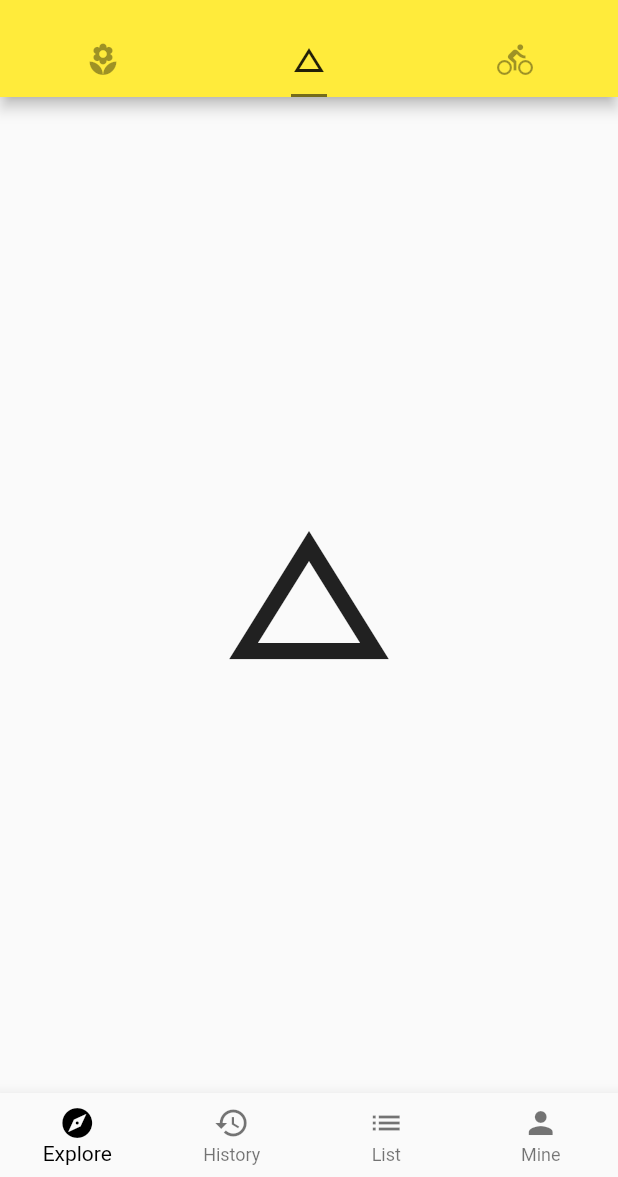
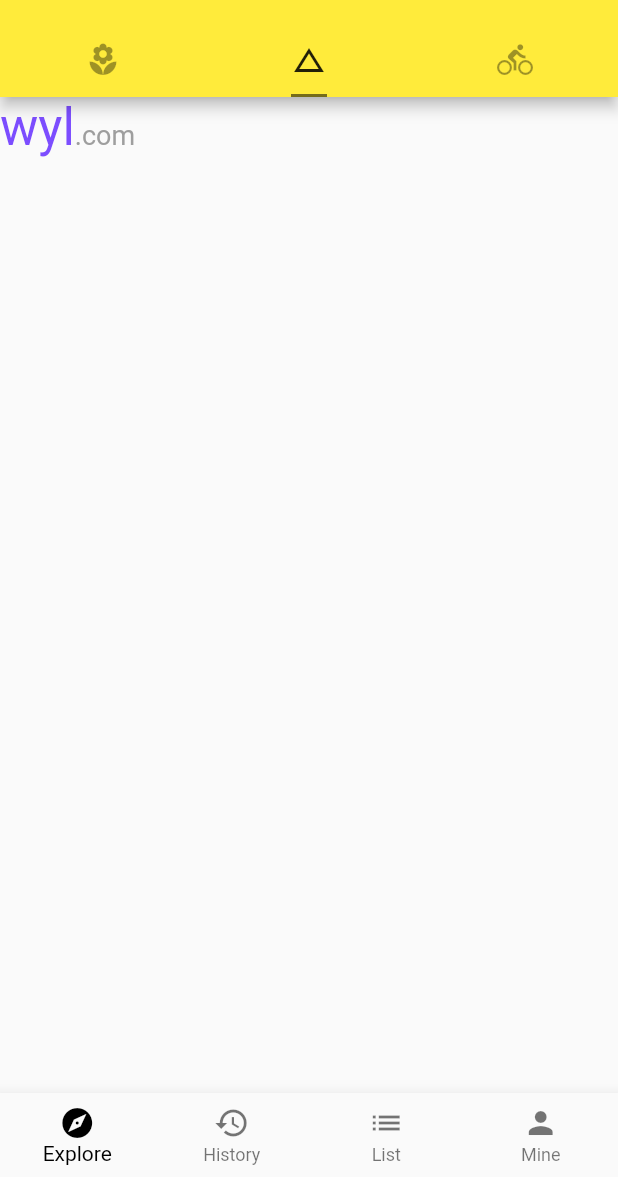
Before and after one commit to YouLe2016/flutter-learn, a Flutter app: the screen it shows after launch, tab 2 chosen, on a phone screen of 412 x 824 dp, the part 59-1236 px from its top. Run offline on Flutter 3.47's test engine with Material 2 defaults, Android fonts, the phone set to English and light mode, and no system bars; network calls fail.

Commit message:
Text RichText

```diff
--- /dev/null
+++ b/lib/demo/basic-demo.dart
@@ -0,0 +1,61 @@
+import 'package:flutter/material.dart';
+
+class BasicDemo extends StatelessWidget {
+  @override
+  Widget build(BuildContext context) {
+    return Container(
+      child: RichTextDemo(),
+    );
+  }
+}
+
+class RichTextDemo extends StatelessWidget {
+  @override
+  Widget build(BuildContext context) {
+    return RichText(
+      text: TextSpan(
+        text: 'wyl',
+        style: TextStyle(
+          color: Colors.deepPurpleAccent,
+          fontSize: 34,
+        ),
+        children: <TextSpan>[
+          TextSpan(
+            text: '.com',
+            style: TextStyle(
+              color: Colors.grey,
+              fontSize: 18,
+            ),
+          ),
+        ],
+      ),
+    );
+  }
+}
+
+class TextDemo extends StatelessWidget {
+  final TextStyle _textStyle = TextStyle(
+    // 字体大小
+    fontSize: 14.0,
+    fontWeight: FontWeight.bold,
+    color: Colors.black87,
+  );
+
+  final String _author = '李白';
+  final String _title = '将进酒';
+
+  @override
+  Widget build(BuildContext context) {
+    return Text(
+      "题目:$_title 作者:$_author \n君不见，黄河之水天上来，奔流到海不复回。君不见，高堂明镜悲白发，朝如青丝暮成雪。人生得意须尽欢，莫使金樽空对月。天生我材必有用，千金散尽还复来。烹羊宰牛且为乐，会须一饮三百杯。岑夫子，丹丘生，将进酒，杯莫停。与君歌一曲，请君为我倾耳听。(倾耳听 一作：侧耳听)钟鼓馔玉不足贵，但愿长醉不复醒。(不足贵 一作：何足贵；不复醒 一作：不愿醒/不用醒)古来圣贤皆寂寞，惟有饮者留其名。(古来 一作：自古；惟 通：唯)陈王昔时宴平乐，斗酒十千恣欢谑。主人何为言少钱，径须沽取对君酌。五花马，千金裘，呼儿将出换美酒，与尔同销万古愁。",
+      textDirection: TextDirection.ltr,
+      // 文字对齐方式
+      textAlign: TextAlign.center,
+      style: _textStyle,
+      // 最大行数
+      maxLines: 3,
+      // 字数超出界限后的处理方式
+      overflow: TextOverflow.ellipsis,
+    );
+  }
+}
--- a/lib/demo/tabbar-demo.dart
+++ b/lib/demo/tabbar-demo.dart
@@ -22,8 +22,11 @@
             ),
           ],
           bottom: TabBar(
+            // 未选中的颜色
             unselectedLabelColor: Colors.black38,
+            // 选中时的颜色
             indicatorColor: Colors.black54,
+            // 指示器的大小
             indicatorSize: TabBarIndicatorSize.label,
             tabs: <Widget>[
               Tab(icon: Icon(Icons.local_florist)),
--- a/lib/main.dart
+++ b/lib/main.dart
@@ -2,6 +2,7 @@ import 'package:flutter/material.dart';
 import 'package:flutter/services.dart';
 import 'package:flutter_learn/demo/drawer-demo.dart';
 
+import 'demo/basic-demo.dart';
 import 'demo/bottomNavigationBar-demo.dart';
 import 'demo/listview-demo.dart';
 
@@ -53,7 +54,7 @@ class Home extends StatelessWidget {
         body: TabBarView(
           children: <Widget>[
             ListViewDemo(),
-            Icon(Icons.change_history, size: 128, color: Colors.black87),
+            BasicDemo(),
             Icon(Icons.directions_bike, size: 128, color: Colors.black87)
           ],
         ),
@@ -63,17 +64,3 @@ class Home extends StatelessWidget {
     );
   }
 }
-
-class Hello extends StatelessWidget {
-  @override
-  Widget build(BuildContext context) {
-    return Center(
-      child: Text("Hello",
-          textDirection: TextDirection.ltr,
-          style: TextStyle(
-              fontSize: 40.0,
-              fontWeight: FontWeight.bold,
-              color: Colors.black87)),
-    );
-  }
-}
```
Lines whose indentation alone changed are shown as unchanged.
